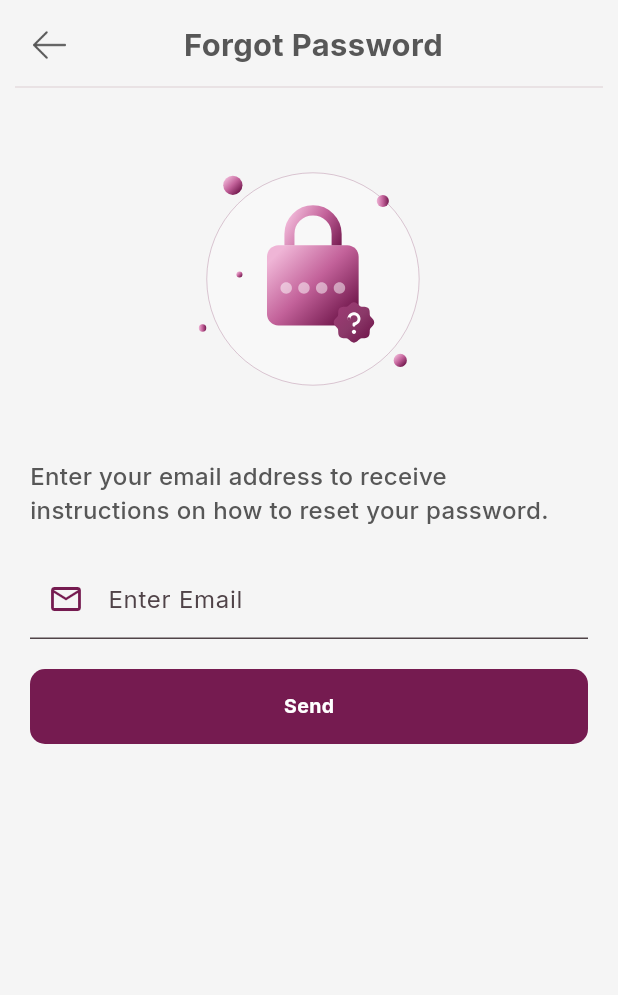
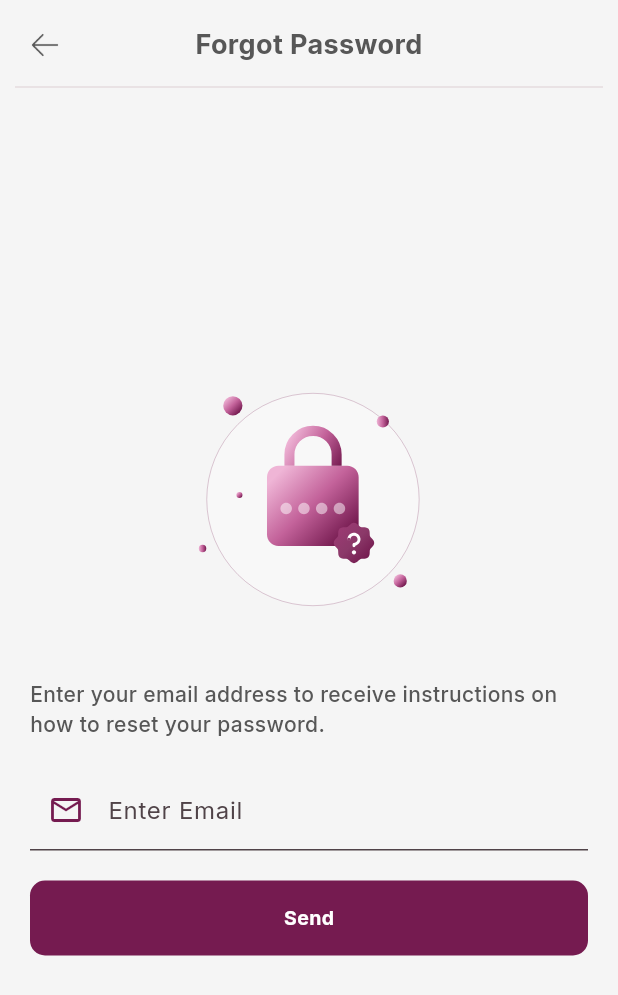
Before and after one commit to Hibba-Syed/OwnerMobileApp, a Flutter app: the screen it shows after launch, after a tap on "Forgot password?", on a phone screen of 412 x 824 dp. Shown: the top 995 px of the screen. Run offline on Flutter 3.47's test engine with Material 3 defaults, Android fonts, the light colour scheme and no system bars; drawn by our look-alikes of auto_size_text, lottie; our stand-ins replace cool_alert, file_picker, firebase_core, firebase_messaging, flutter_animate, flutter_bloc and 9 more; missing offline and left inert: flutter_cached_pdfview; accounts and stored records are empty; network calls fail.

Commit message:
Code for merge.

```diff
--- /dev/null
+++ b/lib/Utils/constants.dart
@@ -0,0 +1 @@
+const double customMaxWidth = 400;
--- a/lib/Views/Auth/forgot_password.dart
+++ b/lib/Views/Auth/forgot_password.dart
@@ -1,3 +1,4 @@
+import 'package:iskaanowner/Utils/constants.dart';
 import 'package:lottie/lottie.dart';
 
 import '../../Blocs/App Theme/app_theme_cubit.dart';
@@ -11,10 +12,12 @@ class ForgotPasswordPage extends StatelessWidget {
   Widget build(BuildContext context) {
     GlobalKey<FormState> key = GlobalKey();
     return Scaffold(
-      body: SafeArea(
+      body: Center(
+        child: SafeArea(
           child: Padding(
             padding: const EdgeInsets.all(10),
             child: Column(
+              mainAxisSize: MainAxisSize.min,
               children: [
                 const DashboardPage().appBar(
                   context,
@@ -22,6 +25,12 @@ class ForgotPasswordPage extends StatelessWidget {
                   enableTrailing: false,
                 ),
                 Expanded(
+                  child: ConstrainedBox(
+                    constraints: const BoxConstraints(
+                      maxWidth: customMaxWidth,
+                      minWidth: 0,
+                    ),
+                    child: Center(
                       child: SingleChildScrollView(
                         child: Padding(
                           padding: const EdgeInsets.all(10),
@@ -71,16 +80,19 @@ class ForgotPasswordPage extends StatelessWidget {
                                 const Gap(20),
                                 BlocBuilder<SendOtpCubit, SendOtpState>(
                                   builder: (context, state) {
-                              if (state.loadingState == LoadingState.loading) {
+                                    if (state.loadingState ==
+                                        LoadingState.loading) {
                                       return const SizedBox(
                                           height: 50,
                                           child: Center(
-                                        child: CircularProgressIndicator()));
+                                              child:
+                                                  CircularProgressIndicator()));
                                     }
                                     return CustomButton(
                                         text: "Send",
                                         function: () {
-                                    if (key.currentState?.validate() ?? false) {
+                                          if (key.currentState?.validate() ??
+                                              false) {
                                             context
                                                 .read<SendOtpCubit>()
                                                 .sendOTP(context);
@@ -95,7 +107,10 @@ class ForgotPasswordPage extends StatelessWidget {
                         ),
                       ),
                     ),
+                  ),
+                ),
               ],
+            ),
           ),
         ),
       ),
--- a/lib/Views/Auth/login.dart
+++ b/lib/Views/Auth/login.dart
@@ -1,6 +1,7 @@
 import 'package:iskaanowner/Blocs/App%20Theme/app_theme_cubit.dart';
 import 'package:iskaanowner/Blocs/Notifications/notifications_cubit.dart';
 import 'package:iskaanowner/Blocs/Unit%20Financials/unit_financials_cubit.dart';
+import 'package:iskaanowner/Utils/constants.dart';
 
 import '../../Notification/firebase_service.dart';
 import '../../Notification/local_notification_service.dart';
@@ -44,7 +45,7 @@ class LoginPage extends StatelessWidget {
               return Form(
                 key: key,
                 child: ConstrainedBox(
-                  constraints: const BoxConstraints(maxWidth: 400),
+                  constraints: const BoxConstraints(maxWidth: customMaxWidth),
                   child: Column(
                     mainAxisAlignment: MainAxisAlignment.center,
                     children: [
--- a/lib/Views/dashboard.dart
+++ b/lib/Views/dashboard.dart
@@ -226,8 +226,10 @@ class DashboardPage extends StatelessWidget {
                   },
               icon: Image.asset(
                 image,
-                color: enableLeading ? const Color(0xff575757) : kTransparent,
-                scale: 4,
+                color: enableLeading
+                    ? const Color(0xff575757)
+                    : kTransparent,
+                scale: 5,
               ),
             ),
             if (text != null)
@@ -239,6 +241,7 @@ class DashboardPage extends StatelessWidget {
                   fontSize: MediaQuery.of(context).size.width * 0.05,
                   fontWeight: FontWeight.bold,
                   textAlign: TextAlign.center,
+                  maxFontSize: 18,
                   maxLines: 1,
                 ),
               )),
--- a/lib/Views/splash.dart
+++ b/lib/Views/splash.dart
@@ -61,9 +61,12 @@ class _SplashPageState extends State<SplashPage> {
       body: Stack(
         children: [
           Container(
+            height: double.infinity,
+            width: double.infinity,
             decoration: const BoxDecoration(
               image: DecorationImage(
                   image: AssetImage("assets/login_header.png"),
+                  fit: BoxFit.cover,
                   alignment: Alignment.topCenter),
             ),
           ),
--- a/lib/Widgets/company_selection_widget.dart
+++ b/lib/Widgets/company_selection_widget.dart
@@ -1,4 +1,5 @@
 import 'package:iskaanowner/Blocs/App%20Theme/app_theme_cubit.dart';
+import 'package:iskaanowner/Utils/constants.dart';
 import 'package:iskaanowner/Utils/utils.dart';
 import 'package:iskaanowner/Widgets/image_builder.dart';
 
@@ -21,6 +22,8 @@ class CompanySelectionWidget extends StatelessWidget {
   Widget build(BuildContext context) {
     return GestureDetector(
       onTap: onTap,
+      child: ConstrainedBox(
+        constraints: const BoxConstraints(maxWidth: customMaxWidth),
         child: Container(
           padding: const EdgeInsets.all(10.0),
           decoration: BoxDecoration(
@@ -30,8 +33,6 @@ class CompanySelectionWidget extends StatelessWidget {
             children: [
               Container(
                 padding: const EdgeInsets.all(5),
-              height: MediaQuery.of(context).size.width * 0.25,
-              width: MediaQuery.of(context).size.width * 0.25,
                 decoration: BoxDecoration(
                   color: const Color(0xffF2F2F2),
                   borderRadius: BorderRadius.circular(10),
@@ -105,6 +106,7 @@ class CompanySelectionWidget extends StatelessWidget {
             ],
           ),
         ),
+      ),
     );
   }
 }
--- a/lib/Widgets/custom_text.dart
+++ b/lib/Widgets/custom_text.dart
@@ -8,6 +8,7 @@ class CustomText extends StatelessWidget {
   final double fontSize;
   final int maxLines;
   final TextAlign? textAlign;
+  final double maxFontSize;
   final TextDecoration? textDecoration;
   const CustomText(
       {Key? key,
@@ -17,6 +18,7 @@ class CustomText extends StatelessWidget {
       this.fontSize = 16,
       this.textAlign,
       this.textDecoration,
+      this.maxFontSize= 14,
       this.maxLines = 5})
       : super(key: key);
 
@@ -26,6 +28,8 @@ class CustomText extends StatelessWidget {
       text,
       textAlign: textAlign ?? TextAlign.left,
       maxLines: maxLines,
+      maxFontSize: maxFontSize,
+      minFontSize: 0,
       style: TextStyle(
           color: color ?? const Color(0xff575757),
           fontWeight: fontWeight,
--- a/lib/main.dart
+++ b/lib/main.dart
@@ -3,6 +3,7 @@ import 'package:firebase_messaging/firebase_messaging.dart';
 import 'package:flutter/foundation.dart';
 import 'package:iskaanowner/Blocs/App%20Theme/app_theme_cubit.dart';
 import 'package:iskaanowner/Notification/firebase_service.dart';
+import 'package:iskaanowner/Utils/constants.dart';
 
 import 'Utils/utils.dart';
 import 'firebase_options.dart';
@@ -38,7 +39,10 @@ class MyApp extends StatelessWidget {
     return MultiBlocProvider(
       providers: [...AppPages.allBlocProviders(context)],
       child: Builder(builder: (context) {
-        return MaterialApp(
+        return ConstrainedBox(
+          constraints:
+              const BoxConstraints(maxWidth: customMaxWidth, minWidth: 0),
+          child: MaterialApp(
             // locale: DevicePreview.locale(context),
             // builder: DevicePreview.appBuilder,
             title: 'Iskaan Owner',
@@ -52,6 +56,7 @@ class MyApp extends StatelessWidget {
               useMaterial3: true,
             ),
             onGenerateRoute: AppPages.generateRouteSettings,
+          ),
         );
       }),
     );
```
Also changed, not shown: lib/Views/companies.dart (+42 -15 lines). Lines whose indentation alone changed are shown as unchanged.
